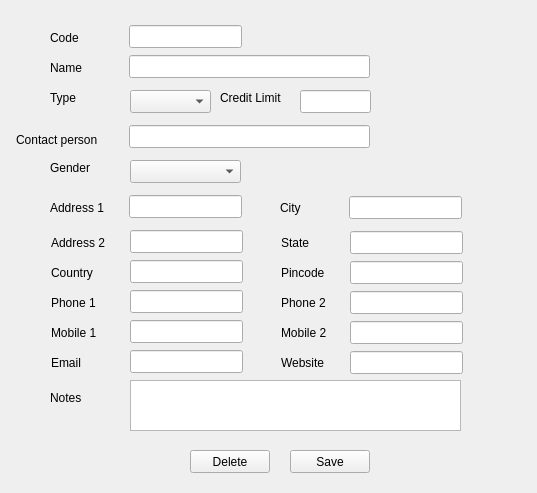
First picture: the form in src/customerform.ui, repository thamizha/angadi, before the edit.
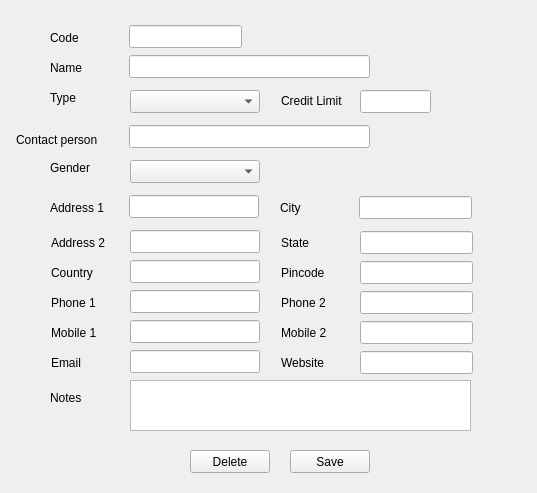
Second picture: the form after the edit.

The edit to the form file:
```diff
--- a/src/customerform.ui
+++ b/src/customerform.ui
@@ -95,7 +95,7 @@
     <rect>
      <x>130</x>
      <y>90</y>
-     <width>81</width>
+     <width>130</width>
      <height>23</height>
     </rect>
    </property>
@@ -103,8 +103,8 @@
   <widget class="QLabel" name="label_4">
    <property name="geometry">
     <rect>
-     <x>220</x>
-     <y>90</y>
+     <x>281</x>
+     <y>93</y>
      <width>71</width>
      <height>16</height>
     </rect>
@@ -122,7 +122,7 @@
   <widget class="QLineEdit" name="lineEditCreditLimit">
    <property name="geometry">
     <rect>
-     <x>300</x>
+     <x>360</x>
      <y>90</y>
      <width>71</width>
      <height>23</height>
@@ -182,7 +182,7 @@
     <rect>
      <x>130</x>
      <y>160</y>
-     <width>111</width>
+     <width>130</width>
      <height>23</height>
     </rect>
    </property>
@@ -192,7 +192,7 @@
     <rect>
      <x>129</x>
      <y>195</y>
-     <width>113</width>
+     <width>130</width>
      <height>23</height>
     </rect>
    </property>
@@ -219,7 +219,7 @@
   <widget class="QLineEdit" name="lineEditCity">
    <property name="geometry">
     <rect>
-     <x>349</x>
+     <x>359</x>
      <y>196</y>
      <width>113</width>
      <height>23</height>
@@ -267,7 +267,7 @@
   <widget class="QLineEdit" name="lineEditState">
    <property name="geometry">
     <rect>
-     <x>350</x>
+     <x>360</x>
      <y>231</y>
      <width>113</width>
      <height>23</height>
@@ -298,7 +298,7 @@
     <rect>
      <x>130</x>
      <y>230</y>
-     <width>113</width>
+     <width>130</width>
      <height>23</height>
     </rect>
    </property>
@@ -306,7 +306,7 @@
   <widget class="QLineEdit" name="lineEditPincode">
    <property name="geometry">
     <rect>
-     <x>350</x>
+     <x>360</x>
      <y>261</y>
      <width>113</width>
      <height>23</height>
@@ -356,7 +356,7 @@
     <rect>
      <x>130</x>
      <y>260</y>
-     <width>113</width>
+     <width>130</width>
      <height>23</height>
     </rect>
    </property>
@@ -383,7 +383,7 @@
   <widget class="QLineEdit" name="lineEditPhone2">
    <property name="geometry">
     <rect>
-     <x>350</x>
+     <x>360</x>
      <y>291</y>
      <width>113</width>
      <height>23</height>
@@ -414,7 +414,7 @@
     <rect>
      <x>130</x>
      <y>290</y>
-     <width>113</width>
+     <width>130</width>
      <height>23</height>
     </rect>
    </property>
@@ -441,7 +441,7 @@
   <widget class="QLineEdit" name="lineEditMobile2">
    <property name="geometry">
     <rect>
-     <x>350</x>
+     <x>360</x>
      <y>321</y>
      <width>113</width>
      <height>23</height>
@@ -472,7 +472,7 @@
     <rect>
      <x>130</x>
      <y>320</y>
-     <width>113</width>
+     <width>130</width>
      <height>23</height>
     </rect>
    </property>
@@ -499,7 +499,7 @@
   <widget class="QLineEdit" name="lineEditWebsite">
    <property name="geometry">
     <rect>
-     <x>350</x>
+     <x>360</x>
      <y>351</y>
      <width>113</width>
      <height>23</height>
@@ -530,7 +530,7 @@
     <rect>
      <x>130</x>
      <y>350</y>
-     <width>113</width>
+     <width>130</width>
      <height>23</height>
     </rect>
    </property>
@@ -559,7 +559,7 @@
     <rect>
      <x>130</x>
      <y>380</y>
-     <width>331</width>
+     <width>341</width>
      <height>51</height>
     </rect>
    </property>
```
